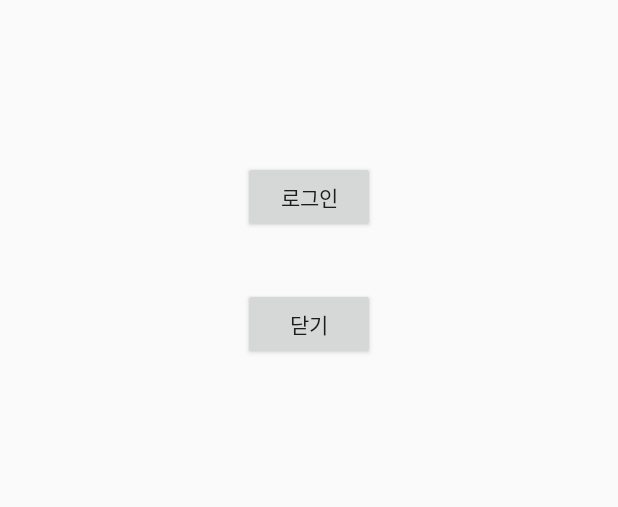
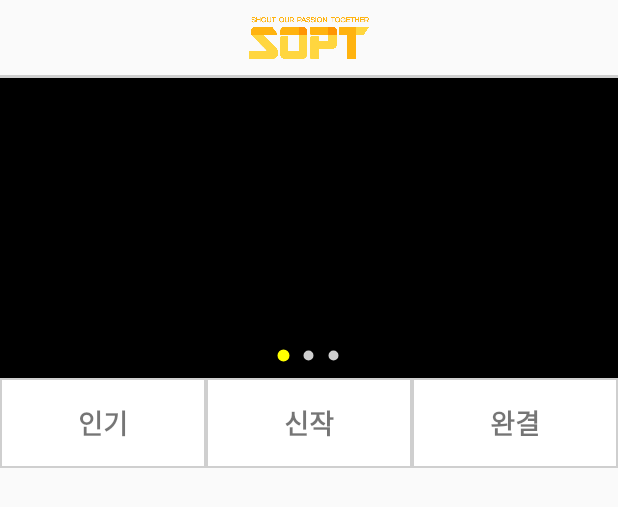
Before and after one commit to dlthgml1997/Sopt24_Android, an Android app: the layout activity_main.xml on its own in the app's theme, with its tools: preview values and no code run, on a phone screen of 412 x 824 dp. Shown: the top 507 px of the screen. Run offline under Robolectric (Android 15) with nearby library versions, the phone set to English and light mode, and no system bars.

Commit message:
<activity_main> 레이아웃

```diff
--- a/semina_01/app/src/main/AndroidManifest.xml
+++ b/semina_01/app/src/main/AndroidManifest.xml
@@ -10,14 +10,14 @@
             android:supportsRtl="true"
             android:theme="@style/Theme.AppCompat.DayNight.NoActionBar">
         <activity android:name=".MainActivity">
+        </activity>
+        <activity android:name=".LoginActivity">
             <intent-filter>
                 <action android:name="android.intent.action.MAIN"/>
 
                 <category android:name="android.intent.category.LAUNCHER"/>
             </intent-filter>
         </activity>
-        <activity android:name=".LoginActivity">
-        </activity>
         <activity android:name=".SignupActivity">
         </activity>
     </application>
--- a/semina_01/app/src/main/java/com/androidstudy/semina01/LoginActivity.kt
+++ b/semina_01/app/src/main/java/com/androidstudy/semina01/LoginActivity.kt
@@ -4,6 +4,7 @@ import android.support.v7.app.AppCompatActivity
 import android.os.Bundle
 import android.widget.Toast
 import kotlinx.android.synthetic.main.activity_login.*
+import org.jetbrains.anko.startActivity
 import org.jetbrains.anko.toast
 
 class LoginActivity : AppCompatActivity() {
@@ -28,8 +29,10 @@ class LoginActivity : AppCompatActivity() {
             }else if(et_login_pw.text.toString()== ""){
                 et_login_pw.requestFocus()
                 toast("비밀번호를 입력하세요")
-            }else finish()
+            }else startActivity<MainActivity>()
         }
+
+
 
         val id = intent.getIntExtra("id",1)
         Toast.makeText(this,"id : ${id}",Toast.LENGTH_SHORT).show()
--- a/semina_01/app/src/main/java/com/androidstudy/semina01/SignupActivity.kt
+++ b/semina_01/app/src/main/java/com/androidstudy/semina01/SignupActivity.kt
@@ -2,11 +2,44 @@ package com.androidstudy.semina01
 
 import android.support.v7.app.AppCompatActivity
 import android.os.Bundle
+import com.androidstudy.semina01.R.id.*
+import kotlinx.android.synthetic.main.activity_login.*
+import kotlinx.android.synthetic.main.activity_signup.*
+import org.jetbrains.anko.startActivity
+import org.jetbrains.anko.toast
 
 class SignupActivity : AppCompatActivity() {
 
     override fun onCreate(savedInstanceState: Bundle?) {
         super.onCreate(savedInstanceState)
         setContentView(R.layout.activity_signup)
+        setOnBtnFocusListener()
+        setOnBtnClickListener()
     }
+    fun setOnBtnFocusListener(){
+        et_signup_id.setOnFocusChangeListener { v, hasFocus ->
+            if(hasFocus) v.setBackgroundResource(R.drawable.yellow_border)
+            else v.setBackgroundResource(R.drawable.gray_border)
+        }
+        et_signup_pw.setOnFocusChangeListener { v, hasFocus ->
+            if(hasFocus) v.setBackgroundResource(R.drawable.yellow_border)
+            else v.setBackgroundResource(R.drawable.gray_border)
+        }
+        et_signup_name.setOnFocusChangeListener { v, hasFocus ->
+            if(hasFocus) v.setBackgroundResource(R.drawable.yellow_border)
+            else v.setBackgroundResource(R.drawable.gray_border)
+        }
+    }
+    fun setOnBtnClickListener(){
+        btn_signup_submit.setOnClickListener {
+            if(et_signup_id.text.toString() == ""){
+                et_signup_id.requestFocus()
+            }else if(et_signup_name.text.toString() == ""){
+                et_signup_name.requestFocus()
+            }else if(et_signup_pw.text.toString() == ""){
+                et_signup_pw.requestFocus()
+            }else startActivity<LoginActivity>()
+        }
+    }
+
 }
--- /dev/null
+++ b/semina_01/app/src/main/res/drawable/dot_gray.xml
@@ -0,0 +1,13 @@
+<?xml version="1.0" encoding="utf-8"?>
+<layer-list xmlns:android="http://schemas.android.com/apk/res/android"
+>
+    <item>
+        <shape
+            android:innerRadius="0dp"
+            android:shape="ring"
+            android:thickness="3dp"
+            android:useLevel="false">
+            <solid android:color="@color/colorPrimaryGray"/>
+        </shape>
+    </item>
+</layer-list>
--- /dev/null
+++ b/semina_01/app/src/main/res/drawable/dot_yellow.xml
@@ -0,0 +1,13 @@
+<?xml version="1.0" encoding="utf-8"?>
+<layer-list xmlns:android="http://schemas.android.com/apk/res/android"
+>
+    <item>
+        <shape
+            android:innerRadius="0dp"
+            android:shape="ring"
+            android:thickness="4dp"
+            android:useLevel="false">
+            <solid android:color="@color/colorPrimaryYellow"/>
+        </shape>
+    </item>
+</layer-list>
--- /dev/null
+++ b/semina_01/app/src/main/res/drawable/gray_border_square.xml
@@ -0,0 +1,6 @@
+<?xml version="1.0" encoding="utf-8"?>
+<shape xmlns:android="http://schemas.android.com/apk/res/android"
+android:shape="rectangle">
+<solid android:color="#fff" />
+    <stroke android:color="@color/colorPrimaryGray" android:width="1dp"/>
+</shape>
--- a/semina_01/app/src/main/res/drawable/yellow_border.xml
+++ b/semina_01/app/src/main/res/drawable/yellow_border.xml
@@ -1,7 +1,6 @@
 <?xml version="1.0" encoding="utf-8"?>
 <shape xmlns:android="http://schemas.android.com/apk/res/android"
        android:shape="rectangle">
-
     <solid android:color="#fff"/>
     <stroke android:width="1dp"
             android:color="@color/colorPrimaryYellow"/>
--- a/semina_01/app/src/main/res/layout/activity_main.xml
+++ b/semina_01/app/src/main/res/layout/activity_main.xml
@@ -1,21 +1,89 @@
 <?xml version="1.0" encoding="utf-8"?>
-<RelativeLayout
+<LinearLayout
         xmlns:android="http://schemas.android.com/apk/res/android"
         xmlns:tools="http://schemas.android.com/tools"
         xmlns:app="http://schemas.android.com/apk/res-auto"
         android:layout_width="match_parent"
+        android:orientation="vertical"
         android:layout_height="match_parent"
         tools:context=".MainActivity">
+    <ImageView
+            android:layout_width="match_parent"
+            android:layout_height="30dp"
+            android:layout_marginVertical="10dp"
+            android:src="@drawable/kakao"/>
+    <View android:layout_width="match_parent"
+          android:layout_height="2dp"
+          android:background="@color/colorPrimaryGray"
+    />
+    <RelativeLayout
+            android:layout_width="match_parent"
+            android:layout_height="200dp">
+        <ImageView
+                android:id="@+id/iv_main_viewpagerImage"
+                android:layout_width="match_parent"
+                android:layout_height="200dp"
+                android:background="#000"/>
+        <LinearLayout
+                android:layout_marginBottom="10dp"
+                android:orientation="horizontal"
+                android:layout_width="wrap_content"
+                android:layout_height="wrap_content"
+                android:layout_alignParentBottom="true"
+                android:layout_centerHorizontal="true">
+            <ImageView
+                    android:layout_marginHorizontal="3dp"
+                    android:layout_weight="0"
+                    android:layout_width="10dp"
+                    android:layout_height="10dp"
+                    android:scaleType="centerCrop"
+                    android:background="@drawable/dot_yellow"/>
+            <ImageView
+                    android:layout_marginHorizontal="3dp"
+                    android:layout_weight="0"
+                    android:layout_width="10dp"
+                    android:layout_height="10dp"
+                    android:background="@drawable/dot_gray"/>
+            <ImageView
+                    android:layout_marginHorizontal="3dp"
+                    android:layout_weight="0"
+                    android:layout_width="10dp"
+                    android:layout_height="10dp"
+                    android:background="@drawable/dot_gray"/>
+        </LinearLayout>
+    </RelativeLayout>
+    <LinearLayout
+            android:layout_width="match_parent"
+            android:layout_height="60dp"
+            android:orientation="horizontal">
+        <TextView
+                android:layout_weight="1"
+                android:layout_width="match_parent" android:layout_height="match_parent"
+                android:text="인기"
+                android:gravity="center"
+                android:textSize="18dp"
+                android:textStyle="bold"
+                android:background="@drawable/gray_border_square"/>
 
-    <Button
-            android:text="로그인"
-            android:layout_width="wrap_content"
-            android:layout_height="wrap_content" android:layout_centerHorizontal="true"
-            android:layout_alignParentTop="true" android:id="@+id/btnMainLogin" android:layout_marginTop="107dp"/>
-    <Button
-            android:text="닫기"
-            android:layout_width="wrap_content"
-            android:layout_height="wrap_content" android:layout_alignParentTop="true" android:id="@+id/btnMainClose"
-            android:layout_marginTop="192dp"
-            android:layout_alignLeft="@+id/btnMainLogin"/>
-</RelativeLayout>
+        <TextView
+                android:layout_weight="1"
+                android:layout_width="match_parent" android:layout_height="match_parent"
+                android:text="신작"
+                android:gravity="center"
+                android:textSize="18dp"
+                android:textStyle="bold"
+                android:background="@drawable/gray_border_square"/>
+
+        <TextView
+                android:layout_weight="1"
+                android:layout_width="match_parent"
+                android:layout_height="match_parent"
+                android:text="완결"
+                android:gravity="center"
+                android:textSize="18dp"
+                android:textStyle="bold"
+                android:background="@drawable/gray_border_square"/>
+
+    </LinearLayout>
+
+</LinearLayout>
--- a/semina_01/app/src/main/res/layout/activity_signup.xml
+++ b/semina_01/app/src/main/res/layout/activity_signup.xml
@@ -14,7 +14,7 @@
             android:layout_width="200dp"
             android:layout_height="50dp"
             android:layout_marginTop="60dp"
-            android:id="@+id/imageView"/>
+    />
     <EditText
             android:layout_width="match_parent"
             android:layout_height="50dp"
@@ -25,7 +25,7 @@
             android:hint="Name"
             android:background="@drawable/gray_border"
             android:ems="10"
-            android:id="@+id/editText"/>
+            android:id="@+id/et_signup_name"/>
     <EditText
             android:layout_width="match_parent"
             android:layout_height="50dp"
@@ -36,7 +36,7 @@
             android:layout_marginTop="10dp"
             android:ems="10"
             android:padding="3dp"
-            android:id="@+id/editText2"/>
+            android:id="@+id/et_signup_id"/>
     <EditText
             android:layout_width="match_parent"
             android:layout_height="50dp"
@@ -47,23 +47,12 @@
             android:layout_marginTop="10dp"
             android:ems="10"
             android:padding="3dp"
-            android:id="@+id/editText3"/>
-    <EditText
-            android:layout_width="match_parent"
-            android:layout_height="50dp"
-            android:inputType="textPersonName"
-            android:hint="PW Check"
-            android:padding="3dp"
-            android:background="@drawable/gray_border"
-            android:layout_marginHorizontal="30dp"
-            android:layout_marginTop="10dp"
-            android:ems="10"
-            android:id="@+id/editText4"/>
+            android:id="@+id/et_signup_pw"/>
     <Button
             android:text="회원가입"
             android:layout_width="match_parent"
             android:layout_height="wrap_content"
-            android:id="@+id/button"
+            android:id="@+id/btn_signup_submit"
             android:background="@drawable/primary_border_fill"
             android:layout_marginVertical="30dp"
             android:layout_marginHorizontal="30dp"/>
```
